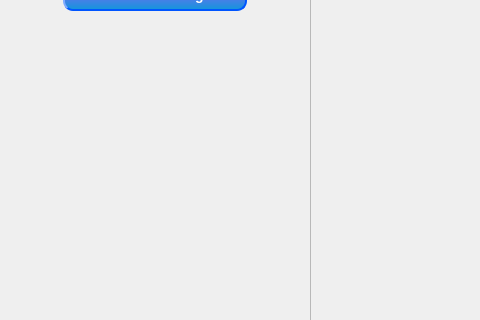
HarryandJack/Surgical_video_clipping, file demo.ui: the form before one commit; both pictures show x 0 to 480 and y 344 to 664 of the 1126 by 838 pixel window.
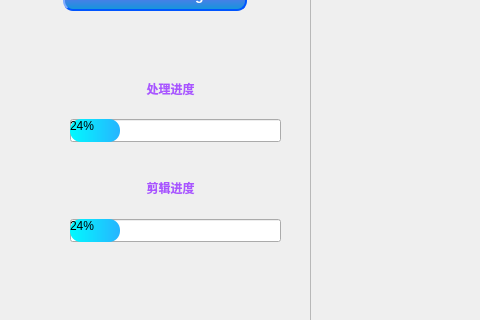
The form after the commit.

Diff of the .ui file:
```diff
--- a/demo.ui
+++ b/demo.ui
@@ -98,7 +98,7 @@
      </property>
     </widget>
    </widget>
-   <widget class="QWidget" name="">
+   <widget class="QWidget" name="layoutWidget">
     <property name="geometry">
      <rect>
       <x>63</x>
@@ -301,6 +301,95 @@
      </item>
     </layout>
    </widget>
+   <widget class="QProgressBar" name="clip_rate">
+    <property name="geometry">
+     <rect>
+      <x>70</x>
+      <y>540</y>
+      <width>211</width>
+      <height>23</height>
+     </rect>
+    </property>
+    <property name="styleSheet">
+     <string notr="true">QProgressBar::chunk
+{
+border-radius:11px;
+background:qlineargradient(spread:pad,x1:0,y1:0,x2:1,y2:0,stop:0 #01FAFF,stop:1  #26B4FF);
+}
+QProgressBar#progressBar
+{
+height:22px;
+text-align:center;/*文本位置*/
+font-size:14px;
+color:white;
+border-radius:11px;
+background: #1D5573 ;
+}</string>
+    </property>
+    <property name="value">
+     <number>24</number>
+    </property>
+   </widget>
+   <widget class="QProgressBar" name="process_rate">
+    <property name="geometry">
+     <rect>
+      <x>70</x>
+      <y>440</y>
+      <width>211</width>
+      <height>23</height>
+     </rect>
+    </property>
+    <property name="styleSheet">
+     <string notr="true">QProgressBar::chunk
+{
+border-radius:11px;
+background:qlineargradient(spread:pad,x1:0,y1:0,x2:1,y2:0,stop:0 #01FAFF,stop:1  #26B4FF);
+}
+QProgressBar#progressBar
+{
+height:22px;
+text-align:center;/*文本位置*/
+font-size:14px;
+color:white;
+border-radius:11px;
+background: #1D5573 ;
+}</string>
+    </property>
+    <property name="value">
+     <number>24</number>
+    </property>
+   </widget>
+   <widget class="QLabel" name="label_2">
+    <property name="geometry">
+     <rect>
+      <x>60</x>
+      <y>400</y>
+      <width>221</width>
+      <height>21</height>
+     </rect>
+    </property>
+    <property name="styleSheet">
+     <string notr="true">self.setStyleSheet(&quot;QLabel{background:white;}&quot;
+                   &quot;QLabel{color:rgb(100,100,100,250);font-size:15px;font-weight:bold;font-family:Roman times;}&quot;
+                   &quot;QLabel:hover{color:rgb(100,100,100,120);}&quot;)</string>
+    </property>
+    <property name="text">
+     <string>&lt;html&gt;&lt;head/&gt;&lt;body&gt;&lt;p align=&quot;center&quot;&gt;&lt;span style=&quot; font-weight:600; color:#aa55ff;&quot;&gt;处理进度&lt;/span&gt;&lt;/p&gt;&lt;/body&gt;&lt;/html&gt;</string>
+    </property>
+   </widget>
+   <widget class="QLabel" name="label_3">
+    <property name="geometry">
+     <rect>
+      <x>70</x>
+      <y>500</y>
+      <width>201</width>
+      <height>16</height>
+     </rect>
+    </property>
+    <property name="text">
+     <string>&lt;html&gt;&lt;head/&gt;&lt;body&gt;&lt;p align=&quot;center&quot;&gt;&lt;span style=&quot; font-weight:600; color:#aa55ff;&quot;&gt;剪辑进度&lt;/span&gt;&lt;/p&gt;&lt;/body&gt;&lt;/html&gt;</string>
+    </property>
+   </widget>
   </widget>
   <widget class="QMenuBar" name="menubar">
    <property name="geometry">
```
